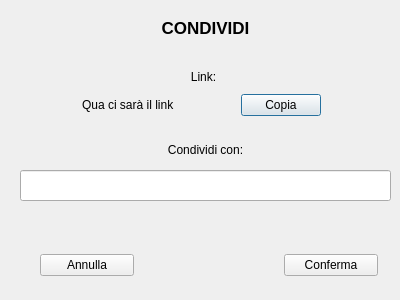
The window that Client/condividi.ui (MarcoFlo/Google-Drive) describes before a commit, drawn with Qt 5.
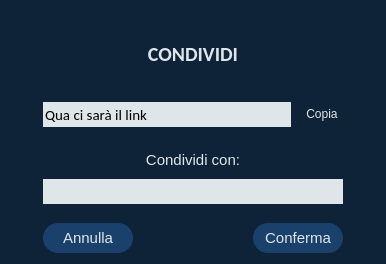
The same window after the commit.

Diff of the .ui file:
```diff
--- a/Client/condividi.ui
+++ b/Client/condividi.ui
@@ -6,29 +6,35 @@
    <rect>
     <x>0</x>
     <y>0</y>
-    <width>400</width>
-    <height>300</height>
+    <width>386</width>
+    <height>264</height>
    </rect>
   </property>
   <property name="windowTitle">
    <string>Dialog</string>
   </property>
+  <property name="styleSheet">
+   <string notr="true">background-color:rgb(14,34,56)</string>
+  </property>
+  <layout class="QVBoxLayout" name="verticalLayout">
+   <item>
   <widget class="QLabel" name="label">
-   <property name="geometry">
-    <rect>
-     <x>110</x>
-     <y>20</y>
-     <width>191</width>
-     <height>16</height>
-    </rect>
-   </property>
    <property name="font">
     <font>
-     <pointsize>13</pointsize>
+       <family>Calibri</family>
+       <pointsize>-1</pointsize>
      <weight>75</weight>
      <bold>true</bold>
     </font>
    </property>
+     <property name="styleSheet">
+      <string notr="true">color: #dfe6e9;
+font-size: 20px;
+border: none;
+padding: 5px;
+font-family: 'Calibri';
+background-color:none</string>
+     </property>
    <property name="text">
     <string>CONDIVIDI</string>
    </property>
@@ -36,66 +42,38 @@
     <set>Qt::AlignCenter</set>
    </property>
   </widget>
-  <widget class="QLabel" name="label_2">
-   <property name="geometry">
-    <rect>
-     <x>180</x>
-     <y>70</y>
-     <width>47</width>
-     <height>13</height>
-    </rect>
-   </property>
-   <property name="text">
-    <string>Link:</string>
-   </property>
-   <property name="alignment">
-    <set>Qt::AlignCenter</set>
-   </property>
-  </widget>
-  <widget class="QLabel" name="label_4">
-   <property name="geometry">
-    <rect>
-     <x>130</x>
-     <y>140</y>
-     <width>151</width>
-     <height>20</height>
-    </rect>
-   </property>
-   <property name="text">
-    <string>Condividi con:</string>
-   </property>
-   <property name="alignment">
-    <set>Qt::AlignCenter</set>
-   </property>
-  </widget>
-  <widget class="QLineEdit" name="condividiB">
-   <property name="geometry">
-    <rect>
-     <x>20</x>
-     <y>170</y>
-     <width>371</width>
-     <height>31</height>
-    </rect>
-   </property>
-  </widget>
-  <widget class="QWidget" name="layoutWidget">
-   <property name="geometry">
-    <rect>
-     <x>80</x>
-     <y>90</y>
-     <width>241</width>
-     <height>31</height>
-    </rect>
-   </property>
+   </item>
+   <item>
    <layout class="QHBoxLayout" name="horizontalLayout" stretch="0,0">
     <property name="spacing">
-     <number>25</number>
+      <number>10</number>
+     </property>
+     <property name="leftMargin">
+      <number>32</number>
+     </property>
+     <property name="rightMargin">
+      <number>32</number>
+     </property>
+     <property name="bottomMargin">
+      <number>0</number>
     </property>
     <item>
      <widget class="QLineEdit" name="url">
       <property name="enabled">
        <bool>true</bool>
       </property>
+       <property name="minimumSize">
+        <size>
+         <width>0</width>
+         <height>25</height>
+        </size>
+       </property>
+       <property name="font">
+        <font>
+         <family>Calibri</family>
+         <pointsize>11</pointsize>
+        </font>
+       </property>
       <property name="cursor">
        <cursorShape>ArrowCursor</cursorShape>
       </property>
@@ -106,7 +84,9 @@
        <bool>false</bool>
       </property>
       <property name="styleSheet">
-       <string notr="true">background: transparent;</string>
+        <string notr="true">background-color:#dfe6e9;
+border: 1px #dfe6e9;
+</string>
       </property>
       <property name="inputMask">
        <string/>
@@ -127,28 +107,95 @@
     </item>
     <item>
      <widget class="QPushButton" name="copia">
+       <property name="styleSheet">
+        <string notr="true">color: #dfe6e9;
+font-size: 12px;
+border: none;
+padding: 5px;
+font-family: 'Calibri';
+background-color:none</string>
+       </property>
       <property name="text">
        <string>Copia</string>
       </property>
      </widget>
     </item>
    </layout>
-  </widget>
-  <widget class="QWidget" name="layoutWidget">
-   <property name="geometry">
-    <rect>
-     <x>40</x>
-     <y>250</y>
-     <width>338</width>
-     <height>30</height>
-    </rect>
-   </property>
+   </item>
+   <item>
+    <layout class="QVBoxLayout" name="verticalLayout_2">
+     <property name="spacing">
+      <number>0</number>
+     </property>
+     <property name="leftMargin">
+      <number>32</number>
+     </property>
+     <property name="topMargin">
+      <number>7</number>
+     </property>
+     <property name="rightMargin">
+      <number>32</number>
+     </property>
+     <property name="bottomMargin">
+      <number>13</number>
+     </property>
+     <item>
+      <widget class="QLabel" name="label_4">
+       <property name="styleSheet">
+        <string notr="true">color: #dfe6e9;
+font-size: 15px;
+border: none;
+padding: 5px;
+font-family: 'Calibri';
+background-color:none</string>
+       </property>
+       <property name="text">
+        <string>Condividi con:</string>
+       </property>
+       <property name="alignment">
+        <set>Qt::AlignCenter</set>
+       </property>
+      </widget>
+     </item>
+     <item>
+      <widget class="QLineEdit" name="condividiB">
+       <property name="minimumSize">
+        <size>
+         <width>0</width>
+         <height>25</height>
+        </size>
+       </property>
+       <property name="styleSheet">
+        <string notr="true">background-color:#dfe6e9;
+border: 1px #dfe6e9;
+</string>
+       </property>
+      </widget>
+     </item>
+    </layout>
+   </item>
+   <item>
    <layout class="QHBoxLayout" name="horizontalLayout_2">
     <property name="spacing">
-     <number>150</number>
+      <number>120</number>
+     </property>
+     <property name="leftMargin">
+      <number>32</number>
+     </property>
+     <property name="rightMargin">
+      <number>32</number>
     </property>
     <item>
      <widget class="QPushButton" name="annulla">
+       <property name="styleSheet">
+        <string notr="true">border-radius: 15px;
+background-color: rgb(26,65,108);
+padding: 6px;
+color: #dfe6e9;
+border: none;
+font-size: 15px;
+font-family: 'Calibri'</string>
+       </property>
       <property name="text">
        <string>Annulla</string>
       </property>
@@ -156,13 +203,23 @@
     </item>
     <item>
      <widget class="QPushButton" name="conferma">
+       <property name="styleSheet">
+        <string notr="true">border-radius: 15px;
+background-color: rgb(26,65,108);
+padding: 6px;
+color: #dfe6e9;
+border: none;
+font-size: 15px;
+font-family: 'Calibri'</string>
+       </property>
       <property name="text">
        <string>Conferma</string>
       </property>
      </widget>
     </item>
    </layout>
-  </widget>
+   </item>
+  </layout>
  </widget>
  <tabstops>
   <tabstop>condividiB</tabstop>
```
Left out of the diff: 1 changed line with no effect on the pictures. Lines whose indentation alone changed are shown as unchanged.
